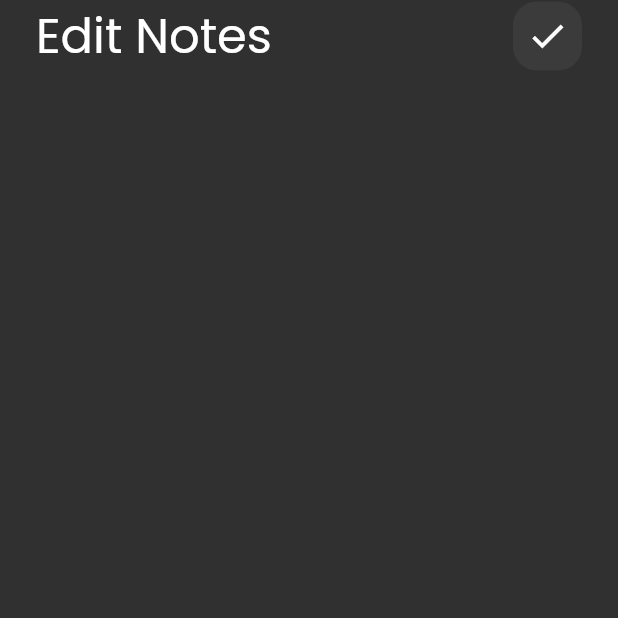
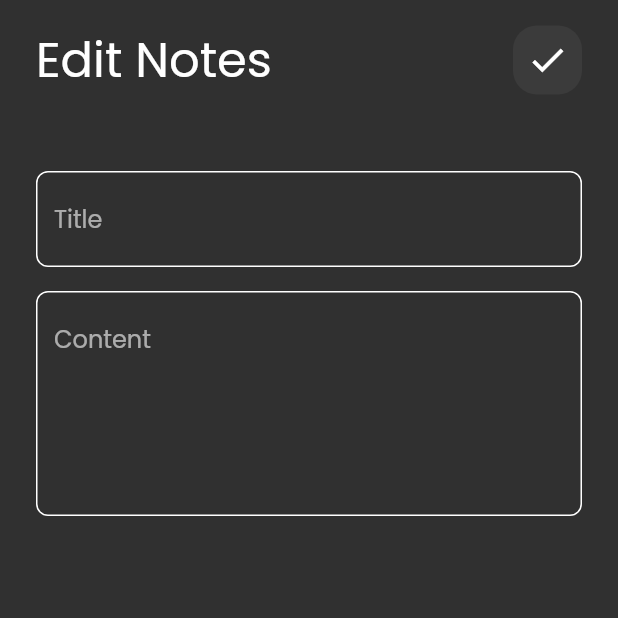
Before and after one commit to sarahaddad/notes_app, a Flutter app: the screen it shows after launch, after a tap on "Note 1", on a phone screen of 412 x 824 dp, the top half of it. Run offline on Flutter 3.47's test engine with Material 2 defaults, Android fonts, the phone set to English and light mode, and no system bars.

Commit message:
edit note view done

```diff
--- a/lib/main.dart
+++ b/lib/main.dart
@@ -12,6 +12,7 @@ class MyApp extends StatelessWidget {
   @override
   Widget build(BuildContext context) {
     return MaterialApp(
+      debugShowCheckedModeBanner: false,
       theme: ThemeData(brightness: Brightness.dark, fontFamily: 'Poppins'),
       home: const NoteView(),
     );
--- a/lib/views/widgets/custom_app_bar.dart
+++ b/lib/views/widgets/custom_app_bar.dart
@@ -11,7 +11,9 @@ class CustomAppBar extends StatelessWidget {
   final IconData icon;
   @override
   Widget build(BuildContext context) {
-    return Row(
+    return Padding(
+      padding: const EdgeInsets.only(top: 16),
+      child: Row(
         children: [
           Text(
             title,
@@ -24,6 +26,7 @@ class CustomAppBar extends StatelessWidget {
             icon: icon,
           )
         ],
+      ),
     );
   }
 }
--- a/lib/views/widgets/custom_edit_note_viewbody.dart
+++ b/lib/views/widgets/custom_edit_note_viewbody.dart
@@ -1,5 +1,6 @@
 import 'package:flutter/cupertino.dart';
 import 'package:flutter/material.dart';
+import 'package:noteapp/views/widgets/custom_textfield.dart';
 
 import 'custom_app_bar.dart';
 
@@ -17,7 +18,18 @@ class CustomEditNoteBody extends StatelessWidget {
               icon: Icons.check,
               title: "Edit Notes",
             ),
-          )
+          ),
+          SizedBox(
+            height: 50,
+          ),
+          CustomTextField(hint: "Title"),
+          SizedBox(
+            height: 16,
+          ),
+          CustomTextField(
+            hint: "Content",
+            maxLine: 5,
+          ),
         ],
       ),
     );
```
Lines whose indentation alone changed are shown as unchanged.
